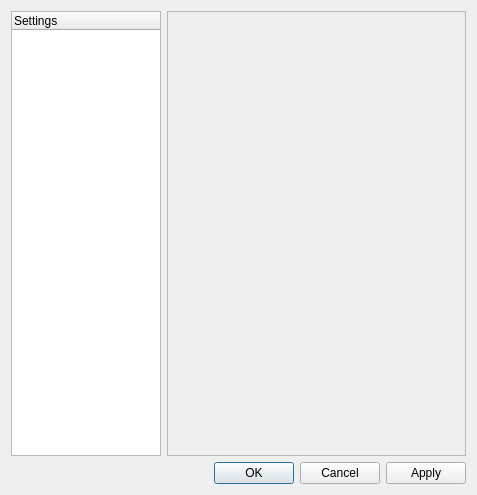
Old version of the form src/Unit_TextEditor/SettingsDialog.ui in the repository TeamKami/KamiCmd.
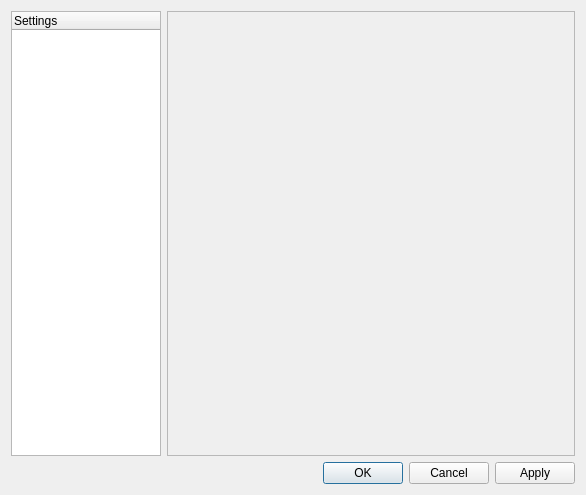
New version of the form.

Commit message: Small GUI fixed for editor settings dialog

The edit to the form file:
```diff
--- a/src/Unit_TextEditor/SettingsDialog.ui
+++ b/src/Unit_TextEditor/SettingsDialog.ui
@@ -6,7 +6,7 @@
    <rect>
     <x>0</x>
     <y>0</y>
-    <width>477</width>
+    <width>586</width>
     <height>495</height>
    </rect>
   </property>
@@ -53,7 +53,7 @@
          <rect>
           <x>0</x>
           <y>0</y>
-          <width>299</width>
+          <width>408</width>
           <height>444</height>
          </rect>
         </property>
```
Left out of the diff: 2 changed lines with no effect on the pictures. The commit also changes 5 other files.
